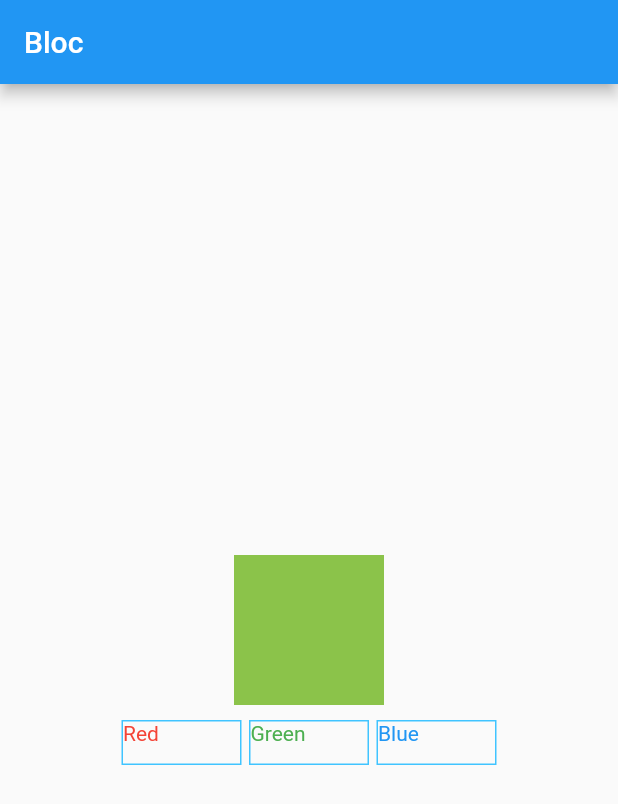
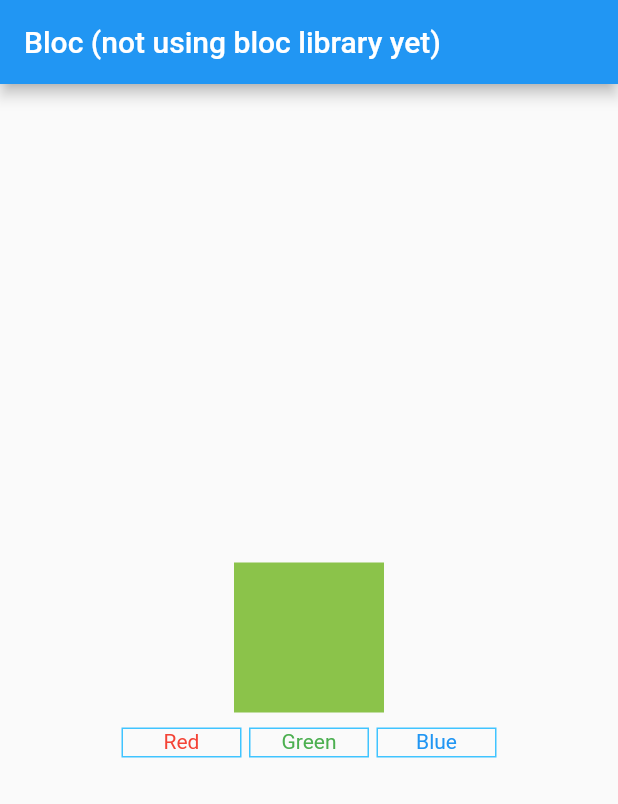
Before and after one commit to fhaarn/Flutter-BLoC, a Flutter app: the screen it shows after launch, on a phone screen of 412 x 824 dp. Shown: the top 804 px of the screen. Run offline on Flutter 3.47's test engine with Material 2 defaults, Android fonts, the phone set to English and light mode, and no system bars.

Commit message:
Update tesbloc.dart

```diff
--- a/lib/tesbloc.dart
+++ b/lib/tesbloc.dart
@@ -21,7 +21,7 @@ class _tesBlocState extends State<tesBloc> {
   Widget build(BuildContext context) {
     return Scaffold(
       appBar: AppBar(
-        title: Text("Bloc"),
+        title: Text("Bloc (not using bloc library yet)"),
       ),
       body: Center(
         child: Column(
@@ -51,11 +51,12 @@ class _tesBlocState extends State<tesBloc> {
                   },
                   child: Container(
                     width: 80,
-                    height: 30,
+                    height: 20,
                     decoration: BoxDecoration(
                         border: Border.all(color: Colors.lightBlueAccent)),
                     child: Text(
                       "Red",
+                      textAlign: TextAlign.center,
                       style: TextStyle(color: Colors.red),
                     ),
                   ),
@@ -69,11 +70,12 @@ class _tesBlocState extends State<tesBloc> {
                   },
                   child: Container(
                     width: 80,
-                    height: 30,
+                    height: 20,
                     decoration: BoxDecoration(
                         border: Border.all(color: Colors.lightBlueAccent)),
                     child: Text(
                       "Green",
+                      textAlign: TextAlign.center,
                       style: TextStyle(color: Colors.green),
                     ),
                   ),
@@ -85,14 +87,17 @@ class _tesBlocState extends State<tesBloc> {
                   onTap: () {
                     bloc.eventSink.add(ColorEvent.blue);
                   },
+                  child: Center(
                     child: Container(
                       width: 80,
-                    height: 30,
+                      height: 20,
                       decoration: BoxDecoration(
                           border: Border.all(color: Colors.lightBlueAccent)),
                       child: Text(
                         "Blue",
+                        textAlign: TextAlign.center,
                         style: TextStyle(color: Colors.blue),
+                      ),
                     ),
                   ),
                 ),
```
Lines whose indentation alone changed are shown as unchanged.
